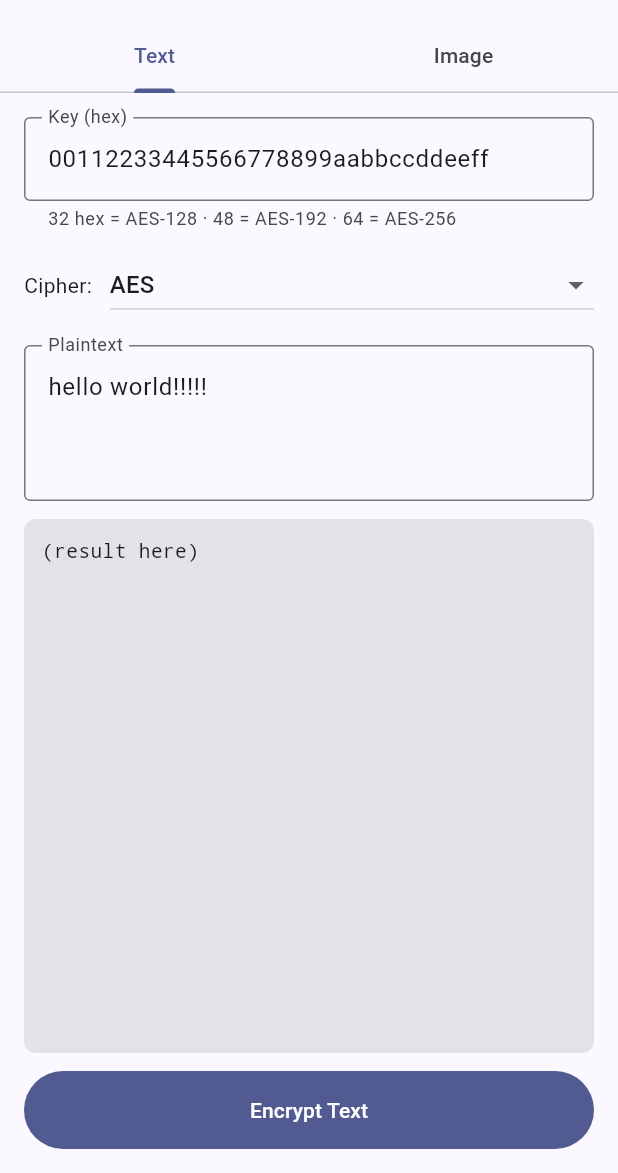
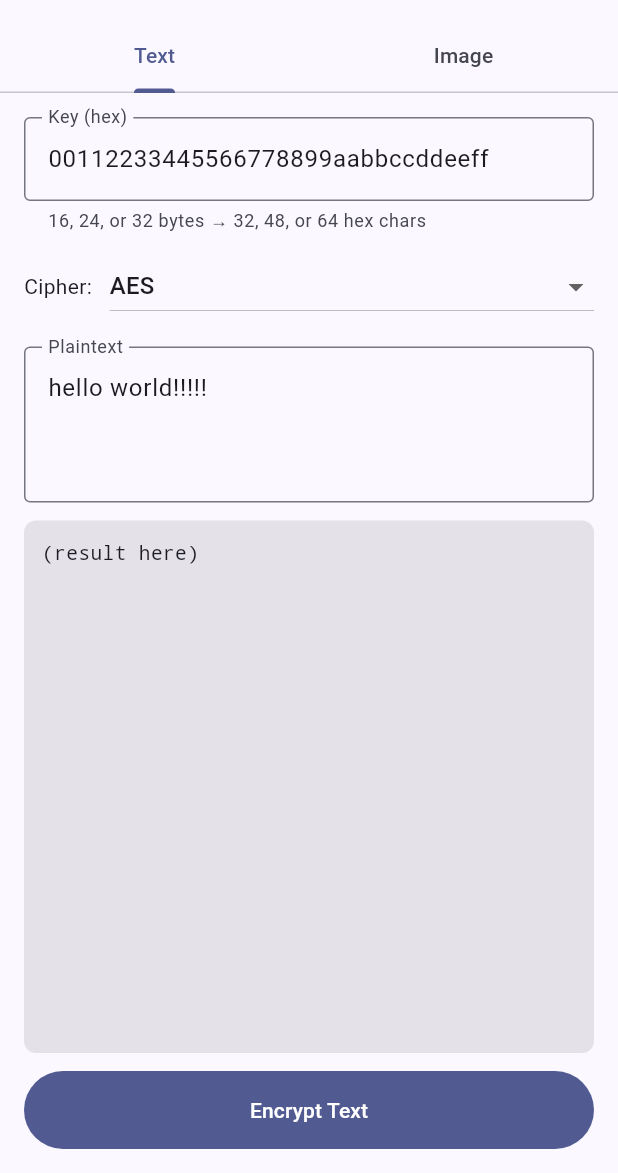
Before and after one commit to RamiBrahimi-c/sifar-c-crypto-lib-in-flutter, a Flutter app: the screen it shows after launch, on a phone screen of 412 x 824 dp, the part 63-1236 px from its top. Run offline on Flutter 3.47's test engine with Material 3 defaults, Android fonts, the phone set to English and light mode, and no system bars; our stand-ins replace image_picker; missing offline and left inert: dart:ffi.

Commit message:
helpful messages for key input

```diff
--- a/example/lib/main.dart
+++ b/example/lib/main.dart
@@ -22,7 +22,7 @@
 
 /// Ciphers exposed in the dropdown. Must match names accepted by
 /// `get_block_size` in C and by the C encrypt/decrypt functions.
-const _ciphers = ['aes', 'des', 'blowfish', 'tea', 'xtea', 'rc4' , 'redpike'];
+const _ciphers = ['aes', 'des' , '3des' , 'blowfish', 'tea', 'xtea', 'rc4' , 'redpike'];
 
 class HomePage extends StatefulWidget {
   const HomePage({super.key});
@@ -64,12 +64,33 @@
     }
   }
 
+  String _keyHint() {
+    switch (_cipher) {
+      case 'aes':      return '16, 24, or 32 bytes → 32, 48, or 64 hex chars';
+      case 'des':      return '8 bytes → 16 hex chars';
+      case '3des':     return '24 bytes → 48 hex chars';
+      case 'blowfish': return 'variable 1–56 bytes';
+      case 'rc4':      return 'variable 1–256 bytes';
+      case 'tea':      return '16 bytes → 32 hex chars';
+      case 'xtea':     return '16 bytes → 32 hex chars';
+      case 'redpike':  return '16 bytes → 32 hex chars';
+      default:         return '';
+    }
+  }
+
   Uint8List _requireKey() {
     final key = _hexToBytes(_keyCtrl.text);
     if (key == null) throw ArgumentError('Key must be valid hex');
-    if (key.length != 16 && key.length != 24 && key.length != 32) {
-      throw ArgumentError('Key must be 16/24/32 bytes');
+
+    final expected = keySizeOf(_cipher);
+    // expected == -1 means variable-length cipher; C will validate
+    if (expected > 0 && key.length != expected) {
+      throw ArgumentError(
+        '${_cipher.toUpperCase()} requires $expected bytes (${expected * 2} hex chars), '
+        'got ${key.length}',
+      );
     }
+    // expected == -1: variable ciphers (blowfish, rc4) — C-side validates
     return key;
   }
 
@@ -92,10 +113,10 @@
               children: [
                 TextField(
                   controller: _keyCtrl,
-                  decoration: const InputDecoration(
+                  decoration: InputDecoration(
                     labelText: 'Key (hex)',
-                    helperText: '32 hex = AES-128 · 48 = AES-192 · 64 = AES-256',
-                    border: OutlineInputBorder(),
+                    helperText: _keyHint(),
+                    border: const OutlineInputBorder(),
                   ),
                 ),
                 const SizedBox(height: 12),
```
Also changed, not shown: lib/sifar.dart (+11 -0 lines).
